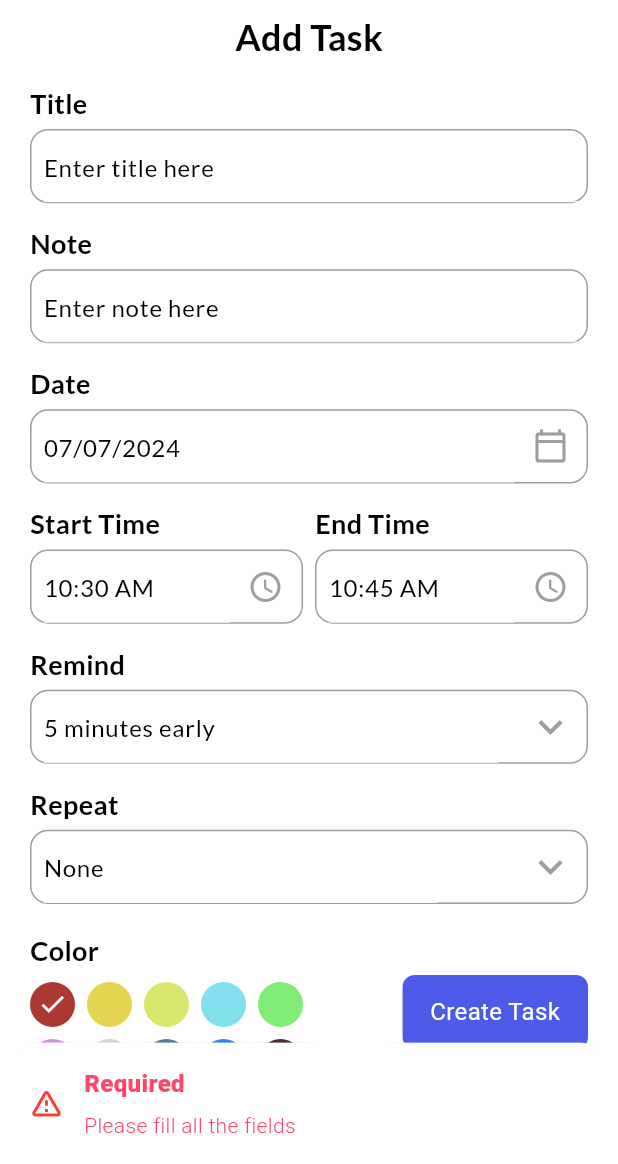
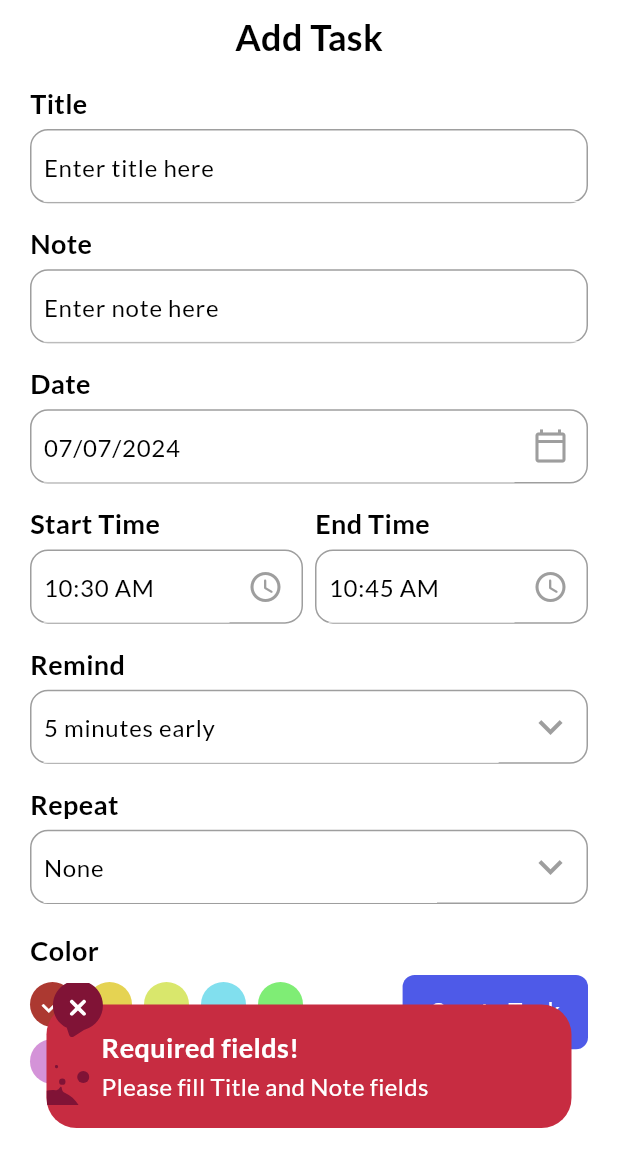
Before and after one commit to PhilopaterNabil/CODSOFT, a Flutter app: the AddTaskPage screen opened directly, after a tap on "Create Task", on a phone screen of 412 x 824 dp, the part 72-1236 px from its top. Run offline on Flutter 3.47's test engine with Material 3 defaults, Android fonts, the phone set to English and light mode, and no system bars; our stand-ins replace bloc, cloud_firestore, curved_navigation_bar, date_picker_timeline, equatable, firebase_core and 14 more; accounts and stored records are empty.

Commit message:
Add new icons and update UI layout
Added new icons for snackbar and updated UI layout for better responsiveness. Also updated the button and input field widgets to adjust to different screen sizes.

```diff
--- a/to_do/lib/ui/pages/add_task_page.dart
+++ b/to_do/lib/ui/pages/add_task_page.dart
@@ -7,6 +7,7 @@ import 'package:to_do/controllers/task_controller.dart';
 import 'package:to_do/models/task.dart';
 import 'package:to_do/ui/theme.dart';
 import 'package:to_do/ui/widgets/button.dart';
+import 'package:to_do/ui/widgets/custom_snack_bar_content.dart';
 import 'package:to_do/ui/widgets/input_field.dart';
 
 class AddTaskPage extends StatefulWidget {
@@ -209,6 +210,7 @@ class _AddTaskPageState extends State<AddTaskPage> {
       ),
       elevation: 0,
       backgroundColor: context.theme.dialogBackgroundColor,
+      forceMaterialTransparency: true,
       actions: const [
         CircleAvatar(
           backgroundImage: AssetImage('assets/images/person.jpeg'),
@@ -224,18 +226,34 @@ class _AddTaskPageState extends State<AddTaskPage> {
       _AddTasksToDb();
       Get.back();
     } else {
-      Get.snackbar(
-        'Required',
-        'Please fill all the fields',
-        snackPosition: SnackPosition.BOTTOM,
-        backgroundColor: Colors.white,
-        colorText: pinkClr,
-        icon: const Icon(
-          Icons.warning_amber_rounded,
-          color: Colors.red,
+      _showSnakBarFlashBar();
+      // Get.snackbar(
+      //   'Required',
+      //   'Please fill all the fields',
+      //   snackPosition: SnackPosition.BOTTOM,
+      //   backgroundColor: Colors.white,
+      //   colorText: pinkClr,
+      //   icon: const Icon(
+      //     Icons.warning_amber_rounded,
+      //     color: Colors.red,
+      //   ),
+      // );
+    }
+  }
+
+  _showSnakBarFlashBar() {
+    ScaffoldMessenger.of(context).showSnackBar(
+      const SnackBar(
+        content: CustomSnackBarContent(
+          errorText: 'Required fields!',
+          message: 'Please fill Title and Note fields',
         ),
-      );
-    }
+        duration: Duration(seconds: 2),
+        elevation: 0,
+        behavior: SnackBarBehavior.floating,
+        backgroundColor: Colors.transparent,
+      ),
+    );
   }
 
   _AddTasksToDb() async {
@@ -283,25 +301,6 @@ class _AddTaskPageState extends State<AddTaskPage> {
                     child: CircleAvatar(
                       radius: 15,
                       backgroundColor: kColors[index % kColors.length],
-                      // index == 0
-                      //     ? kColors[0]
-                      //     : index == 1
-                      //         ? kColors[1]
-                      //         : index == 2
-                      //             ? kColors[2]
-                      //             : index == 3
-                      //                 ? kColors[3]
-                      //                 : index == 4
-                      //                     ? kColors[4]
-                      //                     : index == 5
-                      //                         ? kColors[5]
-                      //                         : index == 6
-                      //                             ? kColors[6]
-                      //                             : index == 7
-                      //                                 ? kColors[7]
-                      //                                 : index == 8
-                      //                                     ? kColors[8]
-                      //                                     : kColors[9],
                       child: _selectedColor == index
                           ? const Icon(
                               Icons.done,
--- a/to_do/lib/ui/theme.dart
+++ b/to_do/lib/ui/theme.dart
@@ -10,6 +10,8 @@ const Color white = Colors.white;
 const primaryClr = bluishClr;
 const Color darkGreyClr = Color(0xff121212);
 const Color darkHeaderClr = Color(0xFF424242);
+const Color redErorrContainerClr = Color(0xFFC72C41);
+const Color redErorrbubblesClr = Color(0xFF801336);
 List<Color> kColors = const [
   Color(0xffAC3931),
   Color(0xffE5D352),
--- a/to_do/lib/ui/widgets/button.dart
+++ b/to_do/lib/ui/widgets/button.dart
@@ -1,4 +1,5 @@
 import 'package:flutter/material.dart';
+import 'package:to_do/ui/size_config.dart';
 import 'package:to_do/ui/theme.dart';
 
 class MyButton extends StatelessWidget {
@@ -12,7 +13,9 @@ class MyButton extends StatelessWidget {
     return GestureDetector(
       onTap: onTap,
       child: Container(
-        height: MediaQuery.of(context).size.height * 0.06,
+        height: SizeConfig.orientation == Orientation.landscape
+            ? MediaQuery.of(context).size.height * 0.12
+            : MediaQuery.of(context).size.height * 0.06,
         width: MediaQuery.of(context).size.width * 0.3,
         decoration: BoxDecoration(
           borderRadius: BorderRadius.circular(8),
--- /dev/null
+++ b/to_do/lib/ui/widgets/custom_snack_bar_content.dart
@@ -0,0 +1,84 @@
+import 'package:flutter/material.dart';
+import 'package:flutter/widgets.dart';
+import 'package:flutter_svg/svg.dart';
+import 'package:to_do/ui/theme.dart';
+
+class CustomSnackBarContent extends StatelessWidget {
+  const CustomSnackBarContent(
+      {super.key, required this.errorText, required this.message});
+
+  final String errorText;
+  final String message;
+
+  @override
+  Widget build(BuildContext context) {
+    return Stack(
+      clipBehavior: Clip.none,
+      children: [
+        Container(
+          padding: const EdgeInsets.all(16),
+          height: MediaQuery.of(context).size.height * 0.1,
+          decoration: BoxDecoration(
+            color: redErorrContainerClr,
+            borderRadius: BorderRadius.circular(20),
+          ),
+          child: Row(
+            children: [
+              SizedBox(width: MediaQuery.of(context).size.width * 0.05),
+              Expanded(
+                child: Column(
+                  crossAxisAlignment: CrossAxisAlignment.start,
+                  children: [
+                    Text(
+                      errorText,
+                      style: titleStyle.copyWith(color: white),
+                      maxLines: 2,
+                      overflow: TextOverflow.ellipsis,
+                    ),
+                    const Spacer(),
+                    Text(message, style: subTitleStyle.copyWith(color: white)),
+                  ],
+                ),
+              ),
+            ],
+          ),
+        ),
+        Positioned(
+          bottom: 0,
+          left: 0,
+          child: ClipRRect(
+            borderRadius: const BorderRadius.only(
+              bottomLeft: Radius.circular(20),
+            ),
+            child: SvgPicture.asset(
+              'assets/icons/bubbles.svg',
+              height: MediaQuery.of(context).size.height * 0.07,
+              width: MediaQuery.of(context).size.width * 0.07,
+              color: redErorrbubblesClr,
+            ),
+          ),
+        ),
+        Positioned(
+          top: -16,
+          left: 2,
+          child: Stack(
+            alignment: Alignment.center,
+            children: [
+              SvgPicture.asset(
+                'assets/icons/fail.svg',
+                height: MediaQuery.of(context).size.height * 0.046,
+              ),
+              Positioned(
+                top: 10,
+                child: SvgPicture.asset(
+                  'assets/icons/close.svg',
+                  height: MediaQuery.of(context).size.height * 0.02,
+                ),
+              ),
+            ],
+          ),
+        ),
+      ],
+    );
+  }
+}
--- a/to_do/pubspec.yaml
+++ b/to_do/pubspec.yaml
@@ -68,6 +68,7 @@ flutter:
   # To add assets to your application, add an assets section, like this:
   assets:
     - assets/images/
+    - assets/icons/
   #   - images/a_dot_ham.jpeg
   # An image asset can refer to one or more resolution-specific "variants", see
   # https://flutter.dev/assets-and-images/#resolution-aware
```
Also changed, not shown: to_do/lib/ui/pages/home_page.dart (+9 -3 lines), to_do/lib/ui/widgets/input_field.dart (+3 -71 lines), to_do/assets/icons/bubbles.svg (added), to_do/assets/icons/close.svg (added), to_do/assets/icons/fail.svg (added).
